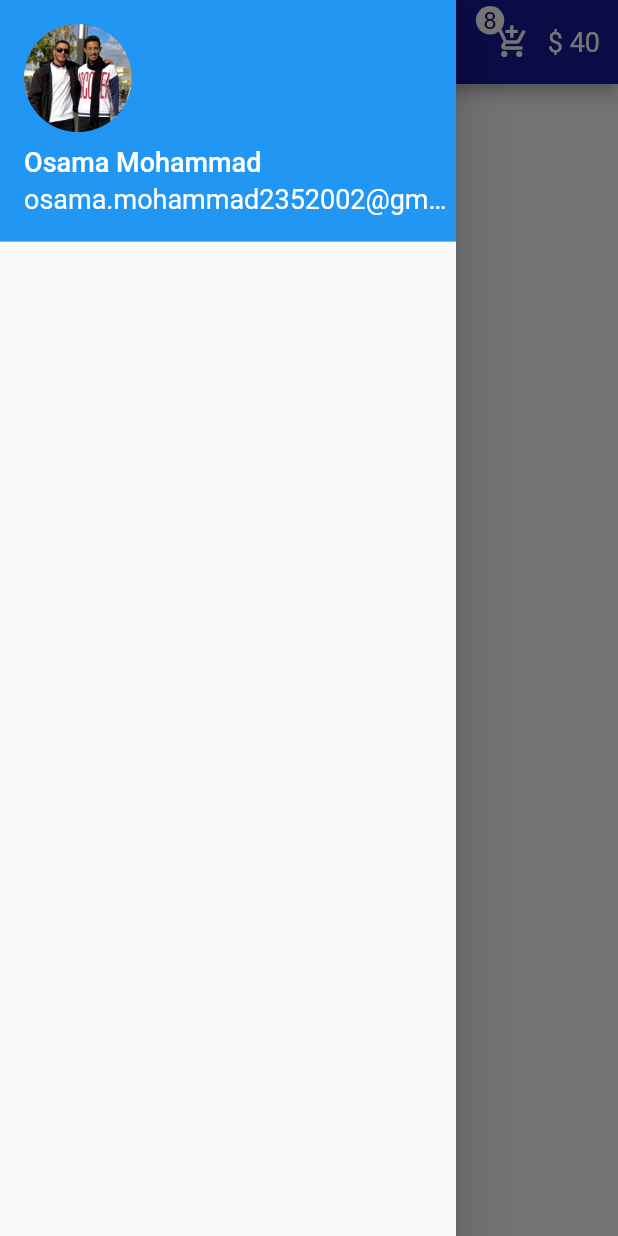
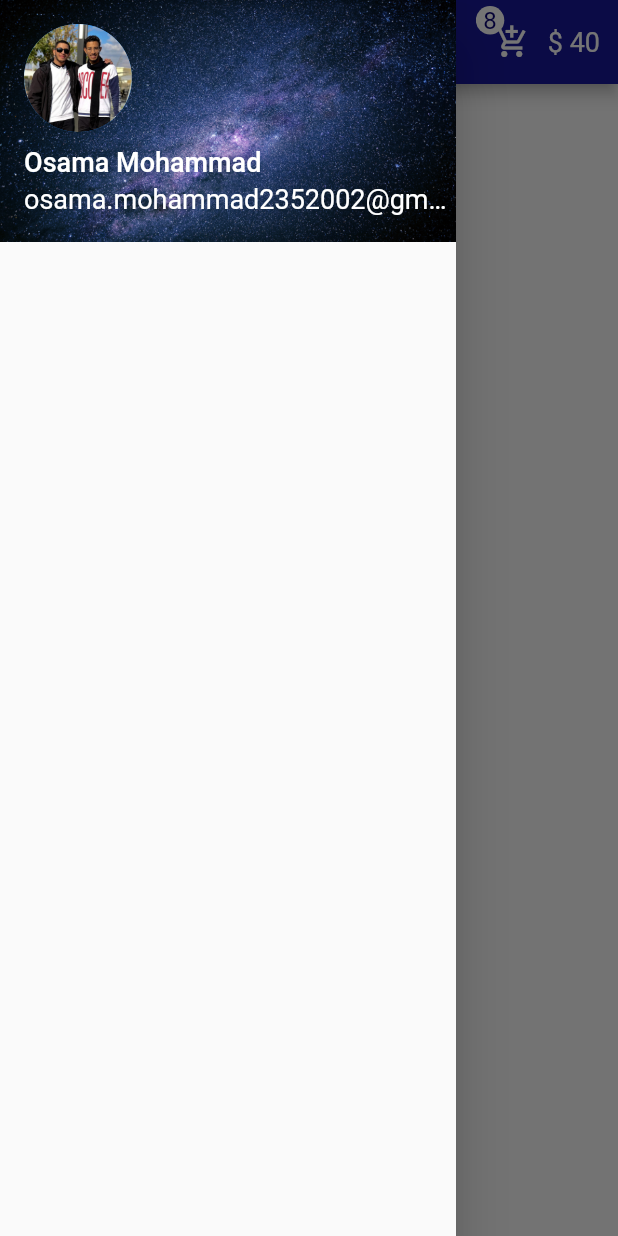
Before and after one commit to OsamaMohammadAbdalaziz/Shoes_Store_app, a Flutter app: the screen it shows after launch, with the side drawer open, on a phone screen of 412 x 824 dp. Run offline on Flutter 3.47's test engine with Material 2 defaults, Android fonts, the phone set to English and light mode, and no system bars.

Commit message:
decoration:BoxDecoration

```diff
--- a/lib/Pages/Home.dart
+++ b/lib/Pages/Home.dart
@@ -14,6 +14,11 @@ class Home extends StatelessWidget {
           child: Column(
             children: [
               UserAccountsDrawerHeader(
+                decoration: BoxDecoration(
+                  image: DecorationImage(
+                      image: AssetImage("assets/image/Space.png"),
+                      fit: BoxFit.cover),
+                ),
                 currentAccountPicture: CircleAvatar(
                   radius: 55,
                   backgroundImage: AssetImage("assets/image/Osama.jpg"),
```
